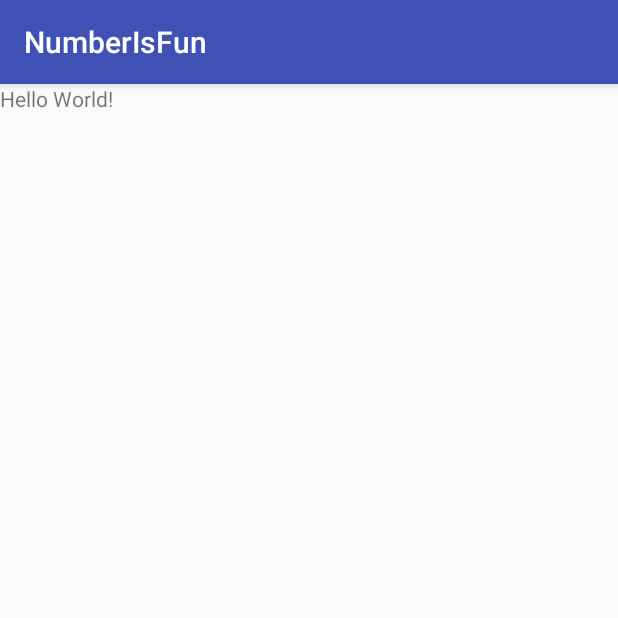
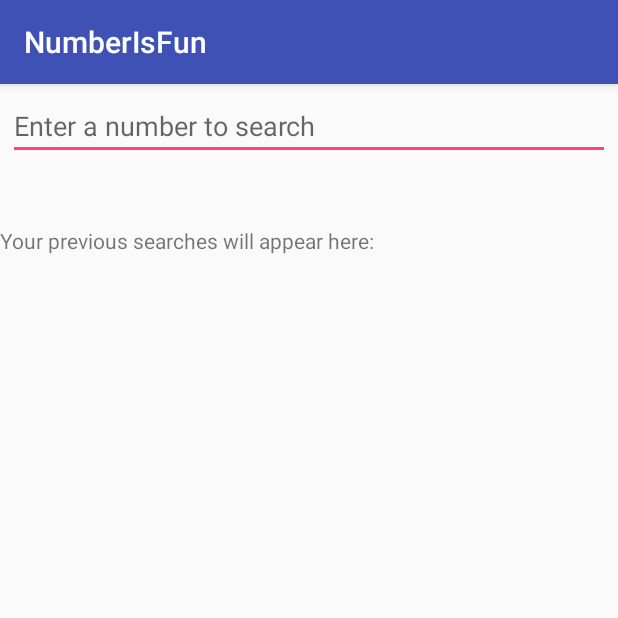
Before and after one commit to ibnahmadbello/number-facts, an Android app: the screen it shows after launch (MainActivity), on a phone screen of 412 x 824 dp, the top half of it. Run offline under Robolectric (Android 15) with nearby library versions, the phone set to English and light mode, and no system bars.

Commit message:
Layout for search and results

```diff
--- /dev/null
+++ b/app/src/main/java/com/regent/tech/numberisfun/Utilities/NetworkUtils.java
@@ -0,0 +1,4 @@
+package com.regent.tech.numberisfun.Utilities;
+
+public class NetworkUtils {
+}
--- a/app/src/main/res/layout/activity_main.xml
+++ b/app/src/main/res/layout/activity_main.xml
@@ -7,13 +7,28 @@
     android:orientation="vertical"
     tools:context=".MainActivity">
 
+    <EditText
+        android:id="@+id/search_box"
+        android:layout_width="match_parent"
+        android:layout_height="wrap_content"
+        android:hint="@string/search_hint"
+        android:layout_margin="5dp"
+        android:inputType="number"/>
+
     <TextView
-        android:layout_width="wrap_content"
+        android:id="@+id/search_query"
+        android:layout_width="match_parent"
+        android:layout_height="wrap_content" />
+
+    <TextView
+        android:id="@+id/search_result"
+        android:layout_width="match_parent"
+        android:layout_height="wrap_content" />
+
+    <TextView
+        android:id="@+id/previous_search"
+        android:layout_width="match_parent"
         android:layout_height="wrap_content"
-        android:text="Hello World!"
-        app:layout_constraintBottom_toBottomOf="parent"
-        app:layout_constraintLeft_toLeftOf="parent"
-        app:layout_constraintRight_toRightOf="parent"
-        app:layout_constraintTop_toTopOf="parent" />
+        android:text="@string/previous_search_result"/>
 
 </LinearLayout>
--- a/app/src/main/res/values/strings.xml
+++ b/app/src/main/res/values/strings.xml
@@ -5,5 +5,9 @@
 
     <string name="delete_search">Delete All Search</string>
 
+    <string name="search_hint">Enter a number to search</string>
+
+    <string name="previous_search_result">Your previous searches will appear here:</string>
+
 
 </resources>
```
